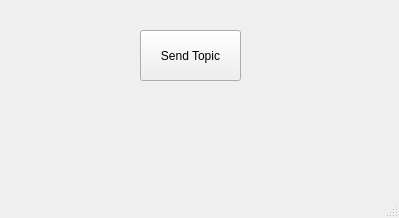
ENTC-FYP-19-G08/ismrr, file UI/smrr_ui/src/ui/mainwindow.ui: the form before one commit.
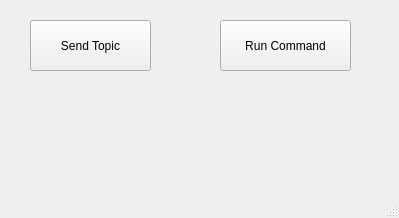
The form after the commit.

Commit message: add button to execute shell command

The edit to the form file:
```diff
--- a/UI/smrr_ui/src/ui/mainwindow.ui
+++ b/UI/smrr_ui/src/ui/mainwindow.ui
@@ -33,9 +33,9 @@
    <widget class="QPushButton" name="pushButton">
     <property name="geometry">
      <rect>
-      <x>140</x>
-      <y>30</y>
-      <width>101</width>
+      <x>30</x>
+      <y>20</y>
+      <width>121</width>
       <height>51</height>
      </rect>
     </property>
@@ -43,6 +43,19 @@
      <string>Send Topic</string>
     </property>
    </widget>
+   <widget class="QPushButton" name="pushButton2">
+    <property name="geometry">
+     <rect>
+      <x>220</x>
+      <y>20</y>
+      <width>131</width>
+      <height>51</height>
+     </rect>
+    </property>
+    <property name="text">
+     <string>Run Command</string>
+    </property>
+   </widget>
   </widget>
   <widget class="QMenuBar" name="menubar">
    <property name="geometry">
```
The commit also changes 2 other files.
